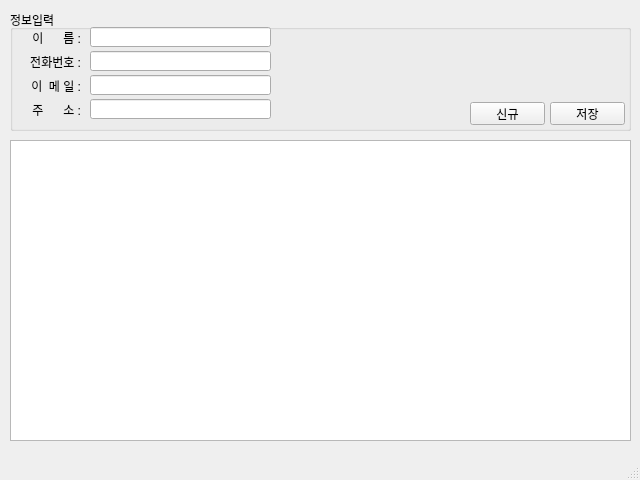
Old version of the form Part1/studyPyQt/addressBook.ui in the repository JJunee96/MiniProjects.
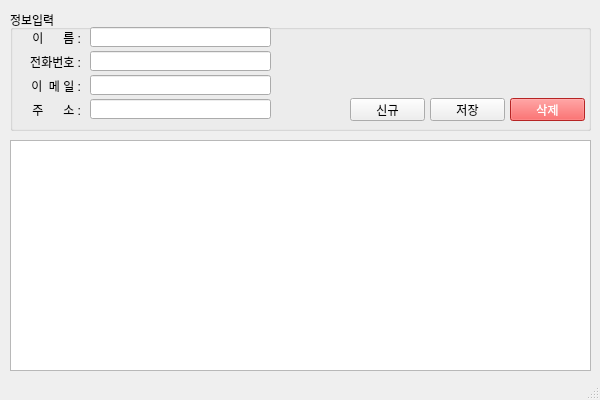
New version of the form.

Patch:
```diff
--- a/Part1/studyPyQt/addressBook.ui
+++ b/Part1/studyPyQt/addressBook.ui
@@ -6,10 +6,22 @@
    <rect>
     <x>0</x>
     <y>0</y>
-    <width>640</width>
-    <height>480</height>
+    <width>600</width>
+    <height>400</height>
    </rect>
   </property>
+  <property name="minimumSize">
+   <size>
+    <width>600</width>
+    <height>400</height>
+   </size>
+  </property>
+  <property name="maximumSize">
+   <size>
+    <width>600</width>
+    <height>400</height>
+   </size>
+  </property>
   <property name="windowTitle">
    <string>MainWindow</string>
   </property>
@@ -19,7 +31,7 @@
      <rect>
       <x>10</x>
       <y>10</y>
-      <width>621</width>
+      <width>581</width>
       <height>121</height>
      </rect>
     </property>
@@ -142,8 +154,8 @@
        <widget class="QPushButton" name="btnNew">
         <property name="geometry">
          <rect>
-          <x>460</x>
-          <y>92</y>
+          <x>340</x>
+          <y>88</y>
           <width>75</width>
           <height>23</height>
          </rect>
@@ -155,8 +167,8 @@
        <widget class="QPushButton" name="btnSave">
         <property name="geometry">
          <rect>
-          <x>540</x>
-          <y>92</y>
+          <x>420</x>
+          <y>88</y>
           <width>75</width>
           <height>23</height>
          </rect>
@@ -165,6 +177,23 @@
          <string>저장</string>
         </property>
        </widget>
+       <widget class="QPushButton" name="btnDel">
+        <property name="geometry">
+         <rect>
+          <x>500</x>
+          <y>88</y>
+          <width>75</width>
+          <height>23</height>
+         </rect>
+        </property>
+        <property name="styleSheet">
+         <string notr="true">background-color:rgb(255, 50, 50);
+color:rgb(255, 255, 255);</string>
+        </property>
+        <property name="text">
+         <string>삭제</string>
+        </property>
+       </widget>
       </widget>
      </item>
     </layout>
@@ -174,8 +203,8 @@
      <rect>
       <x>10</x>
       <y>140</y>
-      <width>621</width>
-      <height>301</height>
+      <width>581</width>
+      <height>231</height>
      </rect>
     </property>
     <layout class="QVBoxLayout" name="verticalLayout_2">
```
